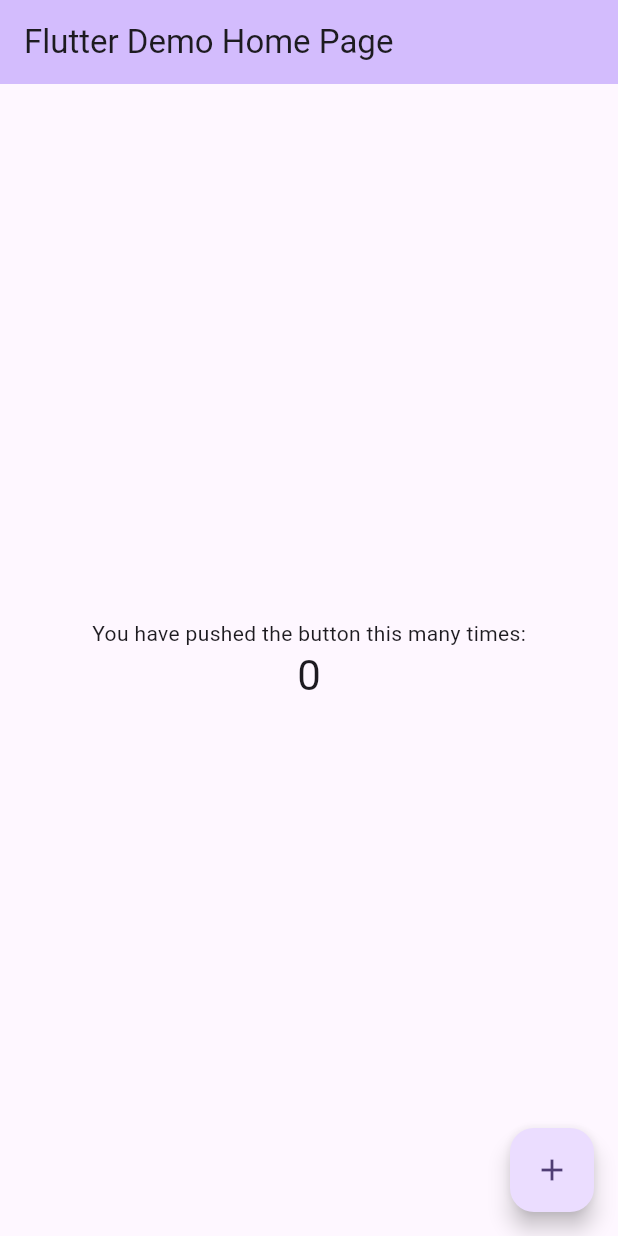
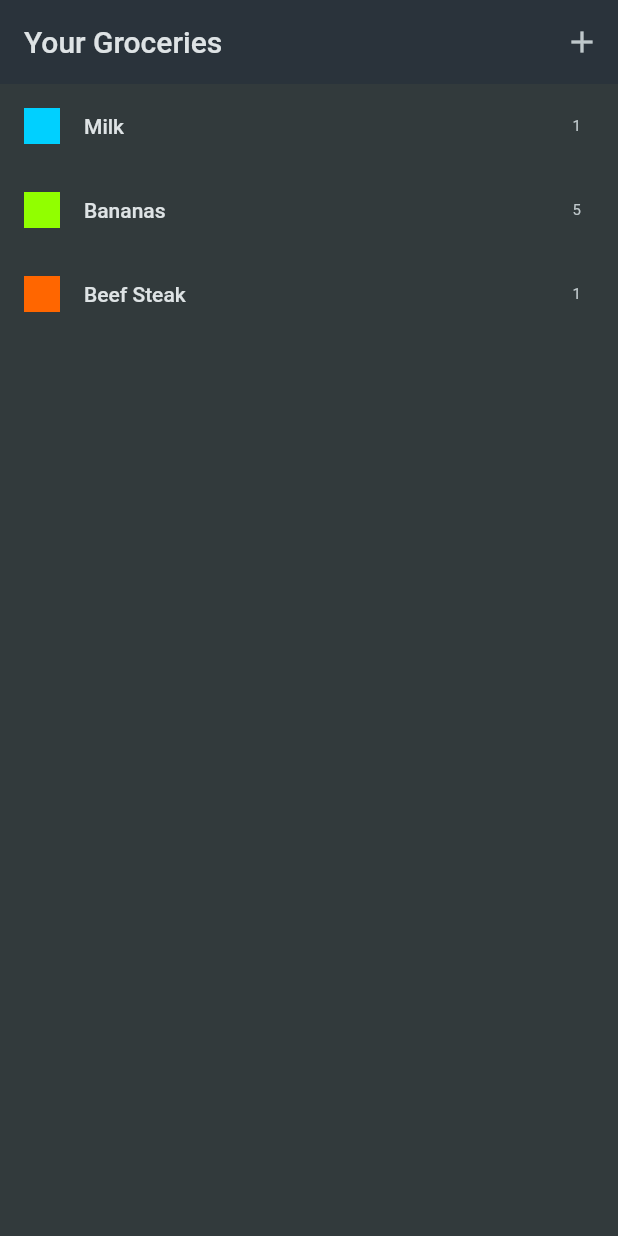
Before and after one commit to galuhbudhiswara/shopping-list, a Flutter app: the screen it shows after launch, on a phone screen of 412 x 824 dp. Run offline on Flutter 3.47's test engine with Material 2 defaults, Android fonts, the phone set to English and light mode, and no system bars.

```diff
--- /dev/null
+++ b/lib/data/dummy_items.dart
@@ -0,0 +1,21 @@
+import 'package:shopping_list/models/grocery_item.dart';
+import 'package:shopping_list/models/category.dart';
+import 'package:shopping_list/data/categories.dart';
+
+final groceryItems = [
+  GroceryItem(
+      id: 'a',
+      name: 'Milk',
+      quantity: 1,
+      category: categories[Categories.dairy]!),
+  GroceryItem(
+      id: 'b',
+      name: 'Bananas',
+      quantity: 5,
+      category: categories[Categories.fruit]!),
+  GroceryItem(
+      id: 'c',
+      name: 'Beef Steak',
+      quantity: 1,
+      category: categories[Categories.meat]!),
+];
--- a/lib/main.dart
+++ b/lib/main.dart
@@ -1,4 +1,5 @@
 import 'package:flutter/material.dart';
+import 'package:shopping_list/widgets/grocery_list.dart';
 
 void main() {
   runApp(const MyApp());
@@ -11,115 +12,17 @@ class MyApp extends StatelessWidget {
   @override
   Widget build(BuildContext context) {
     return MaterialApp(
-      title: 'Flutter Demo',
-      theme: ThemeData(
-        // This is the theme of your application.
-        //
-        // TRY THIS: Try running your application with "flutter run". You'll see
-        // the application has a blue toolbar. Then, without quitting the app,
-        // try changing the seedColor in the colorScheme below to Colors.green
-        // and then invoke "hot reload" (save your changes or press the "hot
-        // reload" button in a Flutter-supported IDE, or press "r" if you used
-        // the command line to start the app).
-        //
-        // Notice that the counter didn't reset back to zero; the application
-        // state is not lost during the reload. To reset the state, use hot
-        // restart instead.
-        //
-        // This works for code too, not just values: Most code changes can be
-        // tested with just a hot reload.
-        colorScheme: ColorScheme.fromSeed(seedColor: Colors.deepPurple),
+      title: 'Flutter Groceries',
+      theme: ThemeData.dark().copyWith(
         useMaterial3: true,
+        colorScheme: ColorScheme.fromSeed(
+          seedColor: const Color.fromARGB(255, 147, 229, 250),
+          brightness: Brightness.dark,
+          surface: const Color.fromARGB(255, 42, 51, 59),
+        ),
+        scaffoldBackgroundColor: const Color.fromARGB(255, 50, 58, 60),
       ),
-      home: const MyHomePage(title: 'Flutter Demo Home Page'),
+      home: const GroceryList(),
     );
   }
 }
-
-class MyHomePage extends StatefulWidget {
-  const MyHomePage({super.key, required this.title});
-
-  // This widget is the home page of your application. It is stateful, meaning
-  // that it has a State object (defined below) that contains fields that affect
-  // how it looks.
-
-  // This class is the configuration for the state. It holds the values (in this
-  // case the title) provided by the parent (in this case the App widget) and
-  // used by the build method of the State. Fields in a Widget subclass are
-  // always marked "final".
-
-  final String title;
-
-  @override
-  State<MyHomePage> createState() => _MyHomePageState();
-}
-
-class _MyHomePageState extends State<MyHomePage> {
-  int _counter = 0;
-
-  void _incrementCounter() {
-    setState(() {
-      // This call to setState tells the Flutter framework that something has
-      // changed in this State, which causes it to rerun the build method below
-      // so that the display can reflect the updated values. If we changed
-      // _counter without calling setState(), then the build method would not be
-      // called again, and so nothing would appear to happen.
-      _counter++;
-    });
-  }
-
-  @override
-  Widget build(BuildContext context) {
-    // This method is rerun every time setState is called, for instance as done
-    // by the _incrementCounter method above.
-    //
-    // The Flutter framework has been optimized to make rerunning build methods
-    // fast, so that you can just rebuild anything that needs updating rather
-    // than having to individually change instances of widgets.
-    return Scaffold(
-      appBar: AppBar(
-        // TRY THIS: Try changing the color here to a specific color (to
-        // Colors.amber, perhaps?) and trigger a hot reload to see the AppBar
-        // change color while the other colors stay the same.
-        backgroundColor: Theme.of(context).colorScheme.inversePrimary,
-        // Here we take the value from the MyHomePage object that was created by
-        // the App.build method, and use it to set our appbar title.
-        title: Text(widget.title),
-      ),
-      body: Center(
-        // Center is a layout widget. It takes a single child and positions it
-        // in the middle of the parent.
-        child: Column(
-          // Column is also a layout widget. It takes a list of children and
-          // arranges them vertically. By default, it sizes itself to fit its
-          // children horizontally, and tries to be as tall as its parent.
-          //
-          // Column has various properties to control how it sizes itself and
-          // how it positions its children. Here we use mainAxisAlignment to
-          // center the children vertically; the main axis here is the vertical
-          // axis because Columns are vertical (the cross axis would be
-          // horizontal).
-          //
-          // TRY THIS: Invoke "debug painting" (choose the "Toggle Debug Paint"
-          // action in the IDE, or press "p" in the console), to see the
-          // wireframe for each widget.
-          mainAxisAlignment: MainAxisAlignment.center,
-          children: <Widget>[
-            const Text(
-              'You have pushed the button this many times:',
-            ),
-            Text(
-              '$_counter',
-              style: Theme.of(context).textTheme.headlineMedium,
-            ),
-          ],
-        ),
-      ),
-      floatingActionButton: FloatingActionButton(
-        onPressed: _incrementCounter,
-        tooltip: 'Increment',
-        child: const Icon(Icons.add),
-      ), // This trailing comma makes auto-formatting nicer for build methods.
-    );
-  }
-}
--- /dev/null
+++ b/lib/widgets/grocery_list.dart
@@ -0,0 +1,49 @@
+import 'package:flutter/material.dart';
+import 'package:shopping_list/data/dummy_items.dart';
+import 'package:shopping_list/widgets/new_item.dart';
+
+class GroceryList extends StatefulWidget {
+  const GroceryList({super.key});
+
+  @override
+  State<GroceryList> createState() => _GroceryListState();
+}
+
+class _GroceryListState extends State<GroceryList> {
+  void _addItem() {
+    Navigator.of(context).push(
+      MaterialPageRoute(
+        builder: (ctx) => const NewItem(),
+      ),
+    );
+  }
+
+  @override
+  Widget build(BuildContext context) {
+    return Scaffold(
+      appBar: AppBar(
+        title: const Text('Your Groceries'),
+        actions: [
+          IconButton(
+            onPressed: _addItem,
+            icon: const Icon(Icons.add),
+          )
+        ],
+      ),
+      body: ListView.builder(
+        itemCount: groceryItems.length,
+        itemBuilder: (ctx, index) => ListTile(
+          title: Text(groceryItems[index].name),
+          leading: Container(
+            width: 24,
+            height: 24,
+            color: groceryItems[index].category.color,
+          ),
+          trailing: Text(
+            groceryItems[index].quantity.toString(),
+          ),
+        ),
+      ),
+    );
+  }
+}
```
Also changed, not shown: lib/data/categories.dart (added, +46 -0 lines), lib/models/category.dart (added, +21 -0 lines), lib/models/grocery_item.dart (added, +15 -0 lines), lib/widgets/new_item.dart (added, +37 -0 lines).
